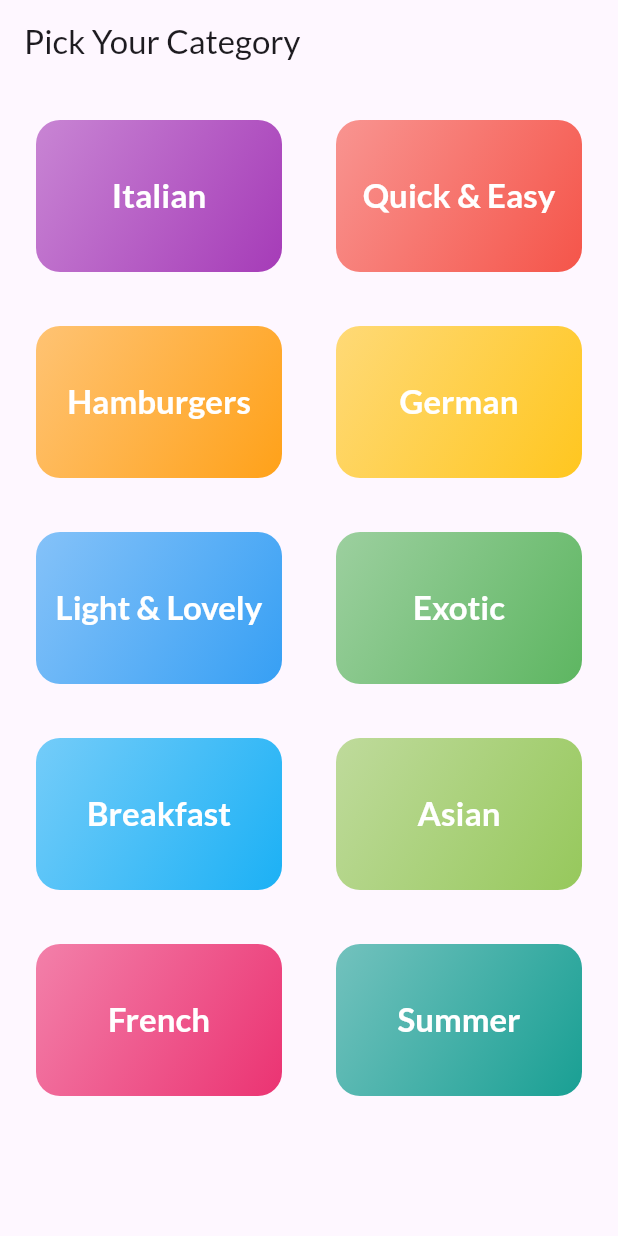
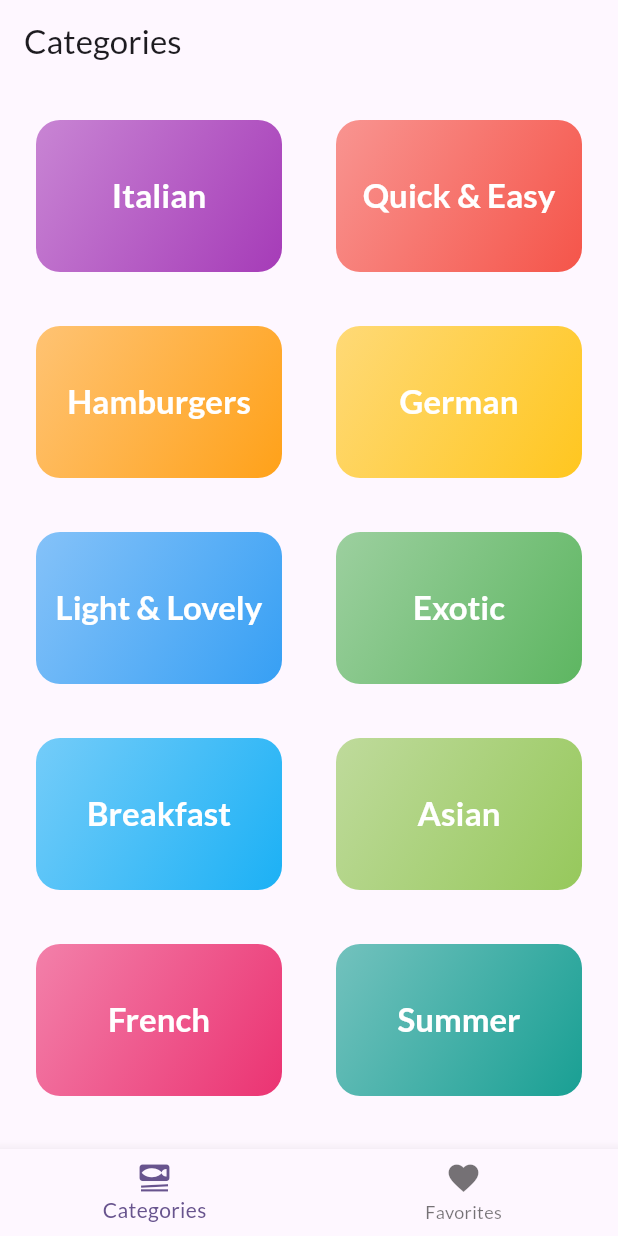
Before and after one commit to MuhammadNaeemBajwa/Meals, a Flutter app: the screen it shows after launch, on a phone screen of 412 x 824 dp. Run offline on Flutter 3.47's test engine with Material 3 defaults, Android fonts, the phone set to English and light mode, and no system bars; our stand-ins replace google_fonts.

Commit message:
Add bottom navigation with complete favorites functionality
Features Added:
- Bottom navigation bar with Categories and Favorites tabs
- Dynamic AppBar that updates based on selected tab
- Complete favorites system with add/remove functionality
- Visual feedback with snackbar messages on favorite toggle
- Filled/empty heart icons based on favorite status

UI/UX Improvements:
- Added favorite button to meal listing cards (top-right corner)
- Favorite icon in meal detail screen AppBar
- Icons dynamically change: filled heart (favorited), empty heart (not favorited)
- Favorites tab displays all saved meals in scrollable list
- Empty state message when no favorites available
- Favorite button on meal cards with semi-transparent background
- Consistent favorite functionality across all screens

Navigation Flow:
- TabsScreen manages overall navigation and favorites state
- CategoriesScreen passes favorites data through navigation chain
- MealsScreen shows favorite status on each meal card
- FavoritesScreen displays saved meals with navigation to details
- MealDetailScreen accessible from both Categories and Favorites tabs
- Back navigation works seamlessly across all screens

State Management:
- Favorites list maintained in TabsScreen state
- Toggle function passed down through widget tree
- Real-time UI updates when favorites change
- Snackbar feedback for all add/remove actions
- State persists during app session

Technical Implementation:
- Clean prop drilling architecture
- Boolean isFavorite flag passed to widgets
- Conditional icon rendering (Icons.favorite vs Icons.favorite_border)
- List.contains() for efficient favorite checking
- Proper state lifting to parent component

```diff
--- a/flutter_projects/meals/lib/main.dart
+++ b/flutter_projects/meals/lib/main.dart
@@ -1,6 +1,6 @@
 import 'package:flutter/material.dart';
 import 'package:google_fonts/google_fonts.dart';
-import 'package:meals/screens/categories_screen.dart';
+import 'package:meals/screens/tabs_screen.dart';
 
 void main() {
   runApp(const MyApp());
@@ -19,7 +19,7 @@ class MyApp extends StatelessWidget {
         useMaterial3: true,
         textTheme: GoogleFonts.latoTextTheme(),
       ),
-      home: const CategoriesScreen(),
+      home: const TabsScreen(),
     );
   }
 }
--- a/flutter_projects/meals/lib/screens/categories_screen.dart
+++ b/flutter_projects/meals/lib/screens/categories_screen.dart
@@ -1,11 +1,19 @@
 import 'package:flutter/material.dart';
 import 'package:meals/data/dummy_data.dart';
 import 'package:meals/model/category.dart';
+import 'package:meals/model/meal.dart';
 import 'package:meals/screens/meals_screen.dart';
 import 'package:meals/widgets/category_grid_item.dart';
 
 class CategoriesScreen extends StatefulWidget {
-  const CategoriesScreen({super.key});
+  const CategoriesScreen({
+    super.key,
+    required this.onToggleFavorite,
+    required this.favoriteMeals,
+  });
+
+  final void Function(Meal meal) onToggleFavorite;
+  final List<Meal> favoriteMeals;
 
   @override
   State<CategoriesScreen> createState() => _CategoriesScreenState();
@@ -23,6 +31,8 @@ class _CategoriesScreenState extends State<CategoriesScreen> {
         builder: (ctx) => MealsScreen(
           title: category.title,
           meals: filteredMeals,
+          onToggleFavorite: widget.onToggleFavorite,
+          favoriteMeals: widget.favoriteMeals,
         ),
       ),
     );
@@ -30,11 +40,7 @@ class _CategoriesScreenState extends State<CategoriesScreen> {
 
   @override
   Widget build(BuildContext context) {
-    return Scaffold(
-      appBar: AppBar(
-        title: const Text('Pick Your Category'),
-      ),
-      body: GridView(
+    return GridView(
       padding: const EdgeInsets.all(12),
       gridDelegate: const SliverGridDelegateWithFixedCrossAxisCount(
         crossAxisCount: 2,
@@ -51,7 +57,6 @@ class _CategoriesScreenState extends State<CategoriesScreen> {
             },
           ),
       ],
-      ),
     );
   }
 }
--- /dev/null
+++ b/flutter_projects/meals/lib/screens/tabs_screen.dart
@@ -0,0 +1,86 @@
+import 'package:flutter/material.dart';
+import 'package:meals/model/meal.dart';
+import 'package:meals/screens/categories_screen.dart';
+import 'package:meals/screens/favorites_screen.dart';
+
+class TabsScreen extends StatefulWidget {
+  const TabsScreen({super.key});
+
+  @override
+  State<TabsScreen> createState() => _TabsScreenState();
+}
+
+class _TabsScreenState extends State<TabsScreen> {
+  int _selectedPageIndex = 0;
+  final List<Meal> _favoriteMeals = [];
+
+  void _selectPage(int index) {
+    setState(() {
+      _selectedPageIndex = index;
+    });
+  }
+
+  void _toggleMealFavoriteStatus(Meal meal) {
+    final isExisting = _favoriteMeals.contains(meal);
+
+    setState(() {
+      if (isExisting) {
+        _favoriteMeals.remove(meal);
+        ScaffoldMessenger.of(context).clearSnackBars();
+        ScaffoldMessenger.of(context).showSnackBar(
+          SnackBar(
+            content: Text('${meal.title} removed from favorites'),
+            duration: const Duration(seconds: 2),
+          ),
+        );
+      } else {
+        _favoriteMeals.add(meal);
+        ScaffoldMessenger.of(context).clearSnackBars();
+        ScaffoldMessenger.of(context).showSnackBar(
+          SnackBar(
+            content: Text('${meal.title} added to favorites'),
+            duration: const Duration(seconds: 2),
+          ),
+        );
+      }
+    });
+  }
+
+  @override
+  Widget build(BuildContext context) {
+    Widget activePage = CategoriesScreen(
+      onToggleFavorite: _toggleMealFavoriteStatus,
+      favoriteMeals: _favoriteMeals,
+    );
+    String activePageTitle = 'Categories';
+
+    if (_selectedPageIndex == 1) {
+      activePage = FavoritesScreen(
+        favoriteMeals: _favoriteMeals,
+        onToggleFavorite: _toggleMealFavoriteStatus,
+      );
+      activePageTitle = 'Your Favorites';
+    }
+
+    return Scaffold(
+      appBar: AppBar(
+        title: Text(activePageTitle),
+      ),
+      body: activePage,
+      bottomNavigationBar: BottomNavigationBar(
+        onTap: _selectPage,
+        currentIndex: _selectedPageIndex,
+        items: const [
+          BottomNavigationBarItem(
+            icon: Icon(Icons.set_meal),
+            label: 'Categories',
+          ),
+          BottomNavigationBarItem(
+            icon: Icon(Icons.favorite),
+            label: 'Favorites',
+          ),
+        ],
+      ),
+    );
+  }
+}
```
Also changed, not shown: flutter_projects/meals/lib/screens/favorites_screen.dart (added, +76 -0 lines), flutter_projects/meals/lib/screens/meal_detail_screen.dart (+14 -0 lines), flutter_projects/meals/lib/screens/meals_screen.dart (+11 -1 lines), flutter_projects/meals/lib/widgets/meal_item.dart (+21 -0 lines). Lines whose indentation alone changed are shown as unchanged.
